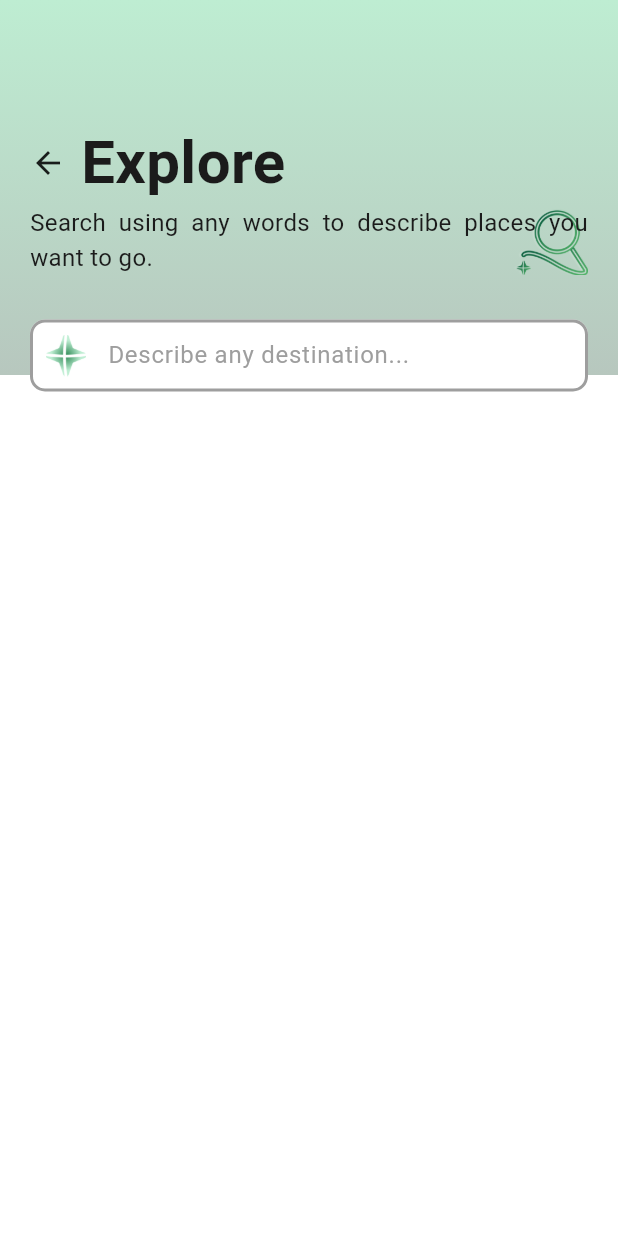
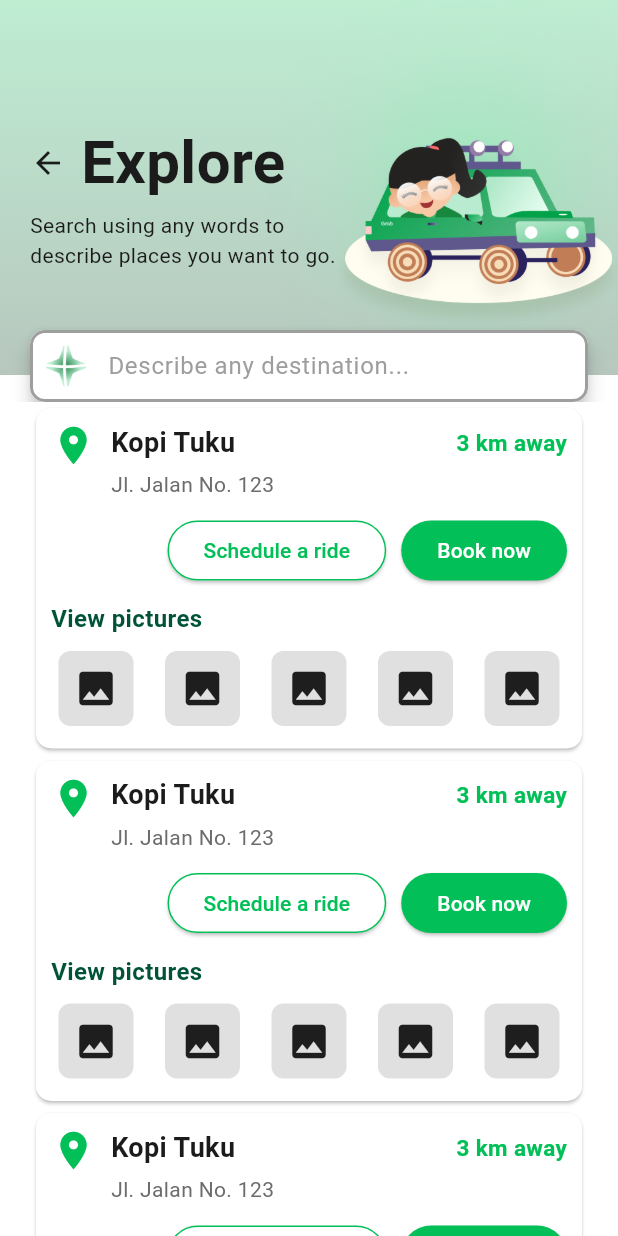
Before and after one commit to cverrell07/Destination-Explorer-SolaGratia, a Flutter app: the screen it shows after launch, on a phone screen of 412 x 824 dp. Run offline on Flutter 3.47's test engine with Material 3 defaults, Android fonts, the phone set to English and light mode, and no system bars.

Commit message:
Feat: Explorer Page

```diff
--- a/lib/main.dart
+++ b/lib/main.dart
@@ -16,7 +16,7 @@ class MyApp extends StatelessWidget {
         colorScheme: ColorScheme.fromSeed(seedColor: Colors.deepPurple),
         useMaterial3: true,
       ),
-      home: const TransportPage(),
+      home: const ExplorePage(),
     );
   }
 }
--- a/lib/pages/explore_page.dart
+++ b/lib/pages/explore_page.dart
@@ -1,15 +1,15 @@
 import 'package:flutter/material.dart';
-import 'package:flutter/widgets.dart';
-import 'package:flutter_svg/flutter_svg.dart';
+import 'package:destinationexplorer/widgets/list_place_widget.dart';
+import 'package:destinationexplorer/widgets/no_data_widget.dart';
 
-class TransportPage extends StatefulWidget {
-  const TransportPage({super.key});
+class ExplorePage extends StatefulWidget {
+  const ExplorePage({super.key});
 
   @override
-  State<TransportPage> createState() => _TransportPageState();
+  State<ExplorePage> createState() => _ExplorePageState();
 }
 
-class _TransportPageState extends State<TransportPage> {
+class _ExplorePageState extends State<ExplorePage> {
   TextEditingController editingController = TextEditingController();
 
   @override
@@ -31,13 +31,19 @@ class _TransportPageState extends State<TransportPage> {
                   ),
                 ),
               ),
-              Padding(
-                padding: const EdgeInsets.symmetric(horizontal: 20.0),
-                child: Column(
-                  crossAxisAlignment: CrossAxisAlignment.start,
-                  children: [
-                    const SizedBox(height: 80),
-                    const Row(
+              Positioned(
+                top: -20,
+                right: -50,
+                child: Image.asset(
+                  'assets/images/Rina_icon.png',
+                  height: 300,
+                  width: 300,
+                ),
+              ),
+              const Positioned(
+                top: 80,
+                left: 20,
+                child: Row(
                   children: [
                     Icon(Icons.arrow_back),
                     SizedBox(width: 10.0),
@@ -46,40 +52,34 @@ class _TransportPageState extends State<TransportPage> {
                       style: TextStyle(
                         color: Color(0xff1B1B1B),
                         fontSize: 40.0,
-                              fontWeight: FontWeight.bold),
+                        fontWeight: FontWeight.bold,
+                      ),
                     ),
                   ],
                 ),
-
-                    Stack(
-                      children: [
-                        Positioned(
-                          right: 0,
-                          child: Image.asset(
-                            'assets/images/GrabAI_Logo.png',
-                            height: 50,
-                            width: 50,
               ),
-                        ),
-                        const Row(
-                          children: [
-                            Expanded(
+              const Positioned(
+                top: 140,
+                left: 20,
+                right: 180,
                 child: Text(
                   "Search using any words to describe places you want to go.",
                   style: TextStyle(
                     color: Color(0xff1B1B1B),
-                                  fontSize: 16.0,
+                    fontSize: 14.0,
                     fontWeight: FontWeight.normal,
                   ),
-                                textAlign: TextAlign.justify,
+                  textAlign: TextAlign.left,
                 ),
               ),
-                          ],
-                        ),
-                      ],
-                    ),
-                    const SizedBox(height: 30.0),
-                    TextField(
+              Align(
+                alignment: Alignment.topCenter,
+                child: Padding(
+                  padding: const EdgeInsets.fromLTRB(20.0, 220.0, 20.0, 0.0),
+                  child: Material(
+                    elevation: 5,
+                    borderRadius: BorderRadius.circular(10.0),
+                    child: TextField(
                       onChanged: (value) {},
                       controller: editingController,
                       decoration: InputDecoration(
@@ -94,26 +94,27 @@ class _TransportPageState extends State<TransportPage> {
                         ),
                         enabledBorder: const OutlineInputBorder(
                           borderRadius: BorderRadius.all(Radius.circular(10.0)),
-                          borderSide:
-                              BorderSide(color: Colors.grey, width: 2.0),
+                          borderSide: BorderSide(color: Colors.grey, width: 2.0),
                         ),
                         focusedBorder: const OutlineInputBorder(
                           borderRadius: BorderRadius.all(Radius.circular(10.0)),
-                          borderSide:
-                              BorderSide(color: Color(0xff), width: 2.0),
+                          borderSide: BorderSide(color: Color(0xff18723E), width: 2.0),
                         ),
                         filled: true,
                         fillColor: Colors.white,
                         contentPadding: const EdgeInsets.symmetric(horizontal: 20.0),
                         hintStyle: const TextStyle(
-                            color: Colors.grey,
-                            fontWeight: FontWeight.normal),
+                            color: Colors.grey, fontWeight: FontWeight.normal),
+                      ),
+                    ),
+                  ),
                 ),
               ),
             ],
           ),
-              ),
-            ],
+          const Expanded(
+            // const NoDataWidget()
+            child: ListPlaceWidget(),
           ),
         ],
       ),
--- /dev/null
+++ b/lib/widgets/list_place_widget.dart
@@ -0,0 +1,136 @@
+import 'package:flutter/material.dart';
+
+class ListPlaceWidget extends StatefulWidget {
+  const ListPlaceWidget({super.key});
+
+  @override
+  State<ListPlaceWidget> createState() => _ListPlaceWidgetState();
+}
+
+class _ListPlaceWidgetState extends State<ListPlaceWidget> {
+  @override
+  Widget build(BuildContext context) {
+    return Padding(
+        padding: const EdgeInsets.symmetric(horizontal: 20.0),
+        child: ListView.builder(
+          physics: const AlwaysScrollableScrollPhysics(),
+          shrinkWrap: true,
+          itemCount: 5,
+          itemBuilder: (context, index) {
+            return Padding(
+              padding: const EdgeInsets.symmetric(vertical: 0.0),
+              child: Card(
+                elevation: 1.0,
+                shape: RoundedRectangleBorder(
+                  borderRadius: BorderRadius.circular(10.0),
+                ),
+                color: Colors.white,
+                child: Padding(
+                  padding: const EdgeInsets.all(10.0),
+                  child: Column(
+                    crossAxisAlignment: CrossAxisAlignment.start,
+                    children: [
+                      const Row(
+                        crossAxisAlignment: CrossAxisAlignment.start,
+                        children: [
+                          Icon(Icons.location_on, size: 30, color: Color(0xff02C057)),
+                          SizedBox(width: 10),
+                          Expanded(
+                            child: Column(
+                              crossAxisAlignment: CrossAxisAlignment.start,
+                              children: [
+                                Row(
+                                  children: [
+                                    Text(
+                                      "Kopi Tuku",
+                                      style: TextStyle(
+                                        fontSize: 18.0,
+                                        fontWeight: FontWeight.w600,
+                                        color: Color(0xff1B1B1B),
+                                      ),
+                                    ),
+                                    Spacer(),
+                                    Text(
+                                      "3 km away",
+                                      style: TextStyle(
+                                        fontSize: 15.0,
+                                        fontWeight: FontWeight.bold,
+                                        color: Color(0xff02C057),
+                                      ),
+                                    ),
+                                  ],
+                                ),
+                                SizedBox(height: 5.0),
+                                Text(
+                                  "Jl. Jalan No. 123",
+                                  style: TextStyle(
+                                    fontSize: 14.0,
+                                    color: Color(0xff6C6C6C),
+                                  ),
+                                ),
+                              ],
+                            ),
+                          ),
+                        ],
+                      ),
+                      const SizedBox(height: 10),
+                      Row(
+                        mainAxisAlignment: MainAxisAlignment.end,
+                        children: [
+                          ElevatedButton(
+                            onPressed: () {},
+                            style: ElevatedButton.styleFrom(
+                              backgroundColor: Colors.white,
+                              foregroundColor: const Color(0xFF02C057),
+                              side: const BorderSide(color: Color(0xFF02C057)),
+                            ),
+                            child: const Text("Schedule a ride"),
+                          ),
+                          const SizedBox(width: 10),
+                          ElevatedButton(
+                            onPressed: () {},
+                            style: ElevatedButton.styleFrom(
+                              backgroundColor: const Color(0xFF02C057),
+                              foregroundColor: Colors.white,
+                            ),
+                            child: const Text("Book now"),
+                          ),
+                        ],
+                      ),
+                      const SizedBox(height: 10),
+                      const Text(
+                        "View pictures",
+                        style: TextStyle(
+                          fontSize: 16.0,
+                          fontWeight: FontWeight.w600,
+                          color: Color(0xff005339),
+                        ),
+                      ),
+                      const SizedBox(height: 5.0),
+                      Row(
+                        mainAxisAlignment: MainAxisAlignment.spaceBetween,
+                        children: List.generate(5, (index) {
+                          return Padding(
+                            padding: const EdgeInsets.all(5.0),
+                            child: Container(
+                              width: 50,
+                              height: 50,
+                              decoration: BoxDecoration(
+                                borderRadius: BorderRadius.circular(8.0),
+                                color: Colors.grey[300],
+                              ),
+                              child: const Icon(Icons.image, size: 30),
+                            ),
+                          );
+                        }),
+                      ),
+                    ],
+                  ),
+                ),
+              ),
+            );
+          },
+        ),
+      );
+  }
+}
--- /dev/null
+++ b/lib/widgets/no_data_widget.dart
@@ -0,0 +1,47 @@
+import 'package:flutter/material.dart';
+
+class NoDataWidget extends StatefulWidget {
+  const NoDataWidget({super.key});
+
+  @override
+  State<NoDataWidget> createState() => _NoDataWidgetState();
+}
+
+class _NoDataWidgetState extends State<NoDataWidget> {
+  @override
+  Widget build(BuildContext context) {
+    return Padding(
+      padding: const EdgeInsets.symmetric(vertical: 120.0),
+      child: Center(
+      child: Column(
+        children: [
+          Image.asset(
+            "assets/images/GrabAI_Logo.png",
+            width: 150,
+            height: 150,
+          ),
+          const SizedBox(height: 10.0),
+          const Text(
+            "Tell Rina where you",
+            style: TextStyle(
+              fontSize: 20.0,
+              fontWeight: FontWeight.w400,
+              color: Color(0xff1B1B1B),
+            ),
+            textAlign: TextAlign.center,
+          ),
+          const Text(
+            "want to go!",
+            style: TextStyle(
+              fontSize: 20.0,
+              fontWeight: FontWeight.w400,
+              color: Color(0xff1B1B1B),
+            ),
+            textAlign: TextAlign.center,
+          ),
+        ],
+      ),
+    ),
+    );
+  }
+}
--- a/pubspec.yaml
+++ b/pubspec.yaml
@@ -64,6 +64,7 @@ flutter:
     - assets/icons/star_icon.svg
     - assets/icons/star_icon.png
     - assets/images/GrabAI_Logo.png
+    - assets/images/Rina_icon.png
 
   # An image asset can refer to one or more resolution-specific "variants", see
   # https://flutter.dev/assets-and-images/#resolution-aware
```
Also changed, not shown: assets/images/Rina_icon.png (added). Lines whose indentation alone changed are shown as unchanged.
